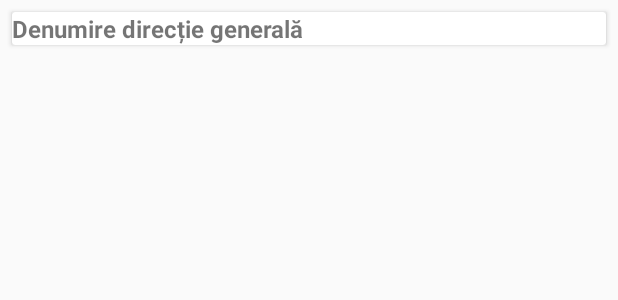
After one commit to androidacvtivity/StatDataExplorer, an Android app: the layout item_star.xml on its own in the app's theme, with its tools: preview values and no code run, on a phone screen of 412 x 824 dp. The commit adds this screen. Shown: the top 300 px of the screen. Run offline under Robolectric (Android 15) with nearby library versions, the phone set to English and light mode, and no system bars.

```diff
--- a/app/src/main/AndroidManifest.xml
+++ b/app/src/main/AndroidManifest.xml
@@ -32,6 +32,8 @@
         <activity android:name=".activities.EmployeesListActivity" />
         <activity android:name=".activities.EmployeeDetailsActivity" />
         <activity android:name=".activities.EmployeeMenuActivity" />
+        <activity android:name=".activities.StarListActivity"/>
+
         <activity android:name=".activities.MainActivity" />
     </application>
 
--- /dev/null
+++ b/app/src/main/res/layout/activity_star_list.xml
@@ -0,0 +1,6 @@
+<?xml version="1.0" encoding="utf-8"?>
+<androidx.recyclerview.widget.RecyclerView xmlns:android="http://schemas.android.com/apk/res/android"
+    android:id="@+id/recyclerViewStars"
+    android:layout_width="match_parent"
+    android:layout_height="match_parent"
+    android:padding="8dp"/>
--- /dev/null
+++ b/app/src/main/res/layout/item_star.xml
@@ -0,0 +1,25 @@
+<?xml version="1.0" encoding="utf-8"?>
+<androidx.cardview.widget.CardView
+    xmlns:android="http://schemas.android.com/apk/res/android"
+    android:layout_width="match_parent"
+    android:layout_height="wrap_content"
+    android:layout_margin="8dp"
+    android:elevation="4dp"
+    android:padding="12dp">
+
+    <LinearLayout
+        android:layout_width="match_parent"
+        android:layout_height="wrap_content"
+        android:orientation="vertical">
+
+        <TextView
+            android:id="@+id/txtStar"
+            android:layout_width="wrap_content"
+            android:layout_height="wrap_content"
+            android:textStyle="bold"
+            android:textSize="16sp"
+            android:text="Denumire direcție generală"/>
+
+
+    </LinearLayout>
+</androidx.cardview.widget.CardView>
```
Also changed, not shown: app/src/main/java/com/bancusoft/statdataexplorer/activities/EmployeeMenuActivity.java (+5 -3 lines), app/src/main/java/com/bancusoft/statdataexplorer/activities/EmployeesListActivity.java (+33 -1 lines), app/src/main/java/com/bancusoft/statdataexplorer/activities/StarListActivity.java (added, +69 -0 lines), app/src/main/java/com/bancusoft/statdataexplorer/adapters/StarAdapter.java (added, +53 -0 lines), app/src/main/java/com/bancusoft/statdataexplorer/models/StarResponseModel.java (added, +13 -0 lines), app/src/main/java/com/bancusoft/statdataexplorer/network/RestApi.java (+7 -1 lines).
